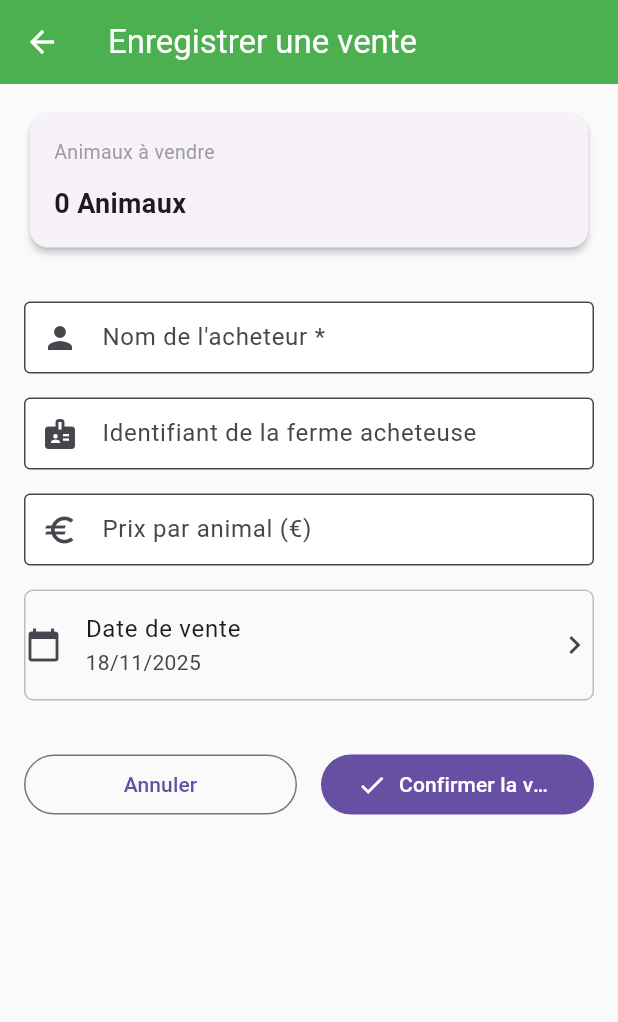
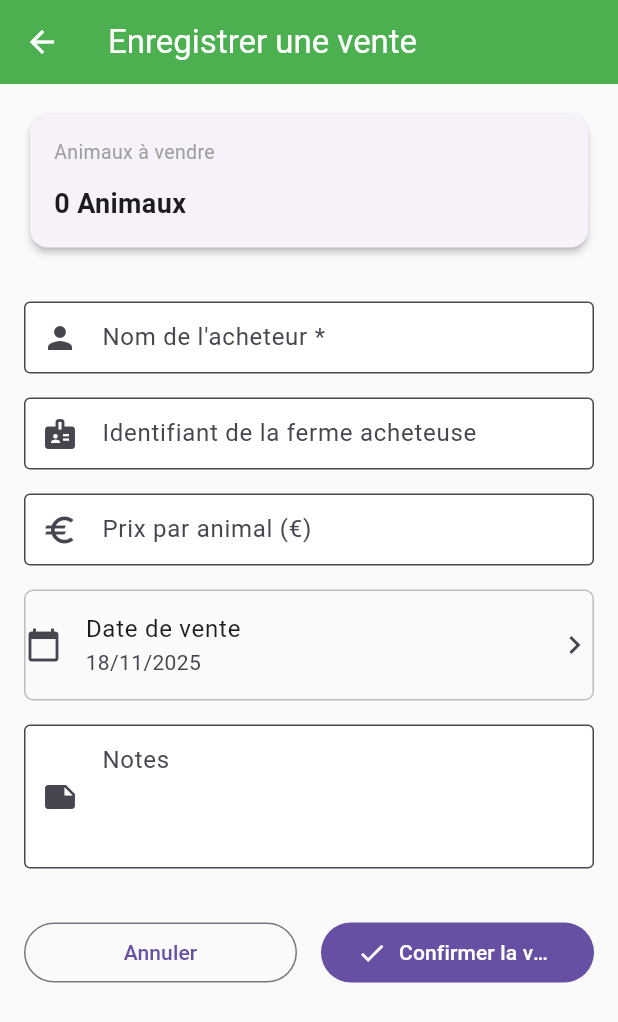
Before and after one commit to ecolealgerienne-ui/ani_tra, a Flutter app: the SaleScreen screen opened directly with empty values, on a phone screen of 412 x 824 dp. Shown: the top 1022 px of the screen. Run offline on Flutter 3.47's test engine with Material 3 defaults, Android fonts, the phone set to English and light mode, and no system bars; our stand-ins replace drift, flutter_local_notifications, pdf, shared_preferences, timezone; missing offline and left inert: mobile_scanner, universal_html; accounts and stored records are empty; generated files the repository leaves out were written again.

Commit message:
Feature: Ajouter champ Notes optionnel dans sale_screen et slaughter_screen
- Ajouter _notesController pour saisie utilisateur
- Remplacer backup textuel par vraies notes
- Ajouter TextField multilignes dans l'UI

```diff
--- a/lib/screens/movement/sale_screen.dart
+++ b/lib/screens/movement/sale_screen.dart
@@ -34,6 +34,7 @@ class _SaleScreenState extends State<SaleScreen> {
   final _buyerNameController = TextEditingController();
   final _buyerFarmIdController = TextEditingController();
   final _pricePerAnimalController = TextEditingController();
+  final _notesController = TextEditingController();
   DateTime _saleDate = DateTime.now();
   bool _isConfirming = false;
 
@@ -42,6 +43,7 @@ class _SaleScreenState extends State<SaleScreen> {
     _buyerNameController.dispose();
     _buyerFarmIdController.dispose();
     _pricePerAnimalController.dispose();
+    _notesController.dispose();
     super.dispose();
   }
 
@@ -61,14 +63,8 @@ class _SaleScreenState extends State<SaleScreen> {
         price = double.tryParse(_pricePerAnimalController.text);
       }
 
-      // Build notes with buyer info
-      String notesText = 'Acheteur: ${_buyerNameController.text}';
-      if (_buyerFarmIdController.text.isNotEmpty) {
-        notesText += ' (N°${_buyerFarmIdController.text})';
-      }
-      if (price != null) {
-        notesText += ' - Prix: ${price.toStringAsFixed(2)}€';
-      }
+      // Utiliser les notes saisies par l'utilisateur
+      final notesText = _notesController.text.isNotEmpty ? _notesController.text : null;
 
       // Cas 1 : Un seul animal passé directement
       if (widget.animal != null) {
@@ -285,6 +281,21 @@ class _SaleScreenState extends State<SaleScreen> {
                 }
               },
             ),
+            const SizedBox(height: AppConstants.spacingMedium),
+
+            // Notes (optionnel)
+            TextField(
+              controller: _notesController,
+              maxLines: 3,
+              decoration: InputDecoration(
+                labelText: AppLocalizations.of(context)
+                    .translate(AppStrings.notes),
+                hintText: '(${AppLocalizations.of(context).translate(AppStrings.optional).toLowerCase()})',
+                border: const OutlineInputBorder(),
+                prefixIcon: const Icon(Icons.note),
+                alignLabelWithHint: true,
+              ),
+            ),
 
             const SizedBox(height: AppConstants.spacingLarge),
 
```
Also changed, not shown: lib/screens/movement/slaughter_screen.dart (+19 -2 lines).
